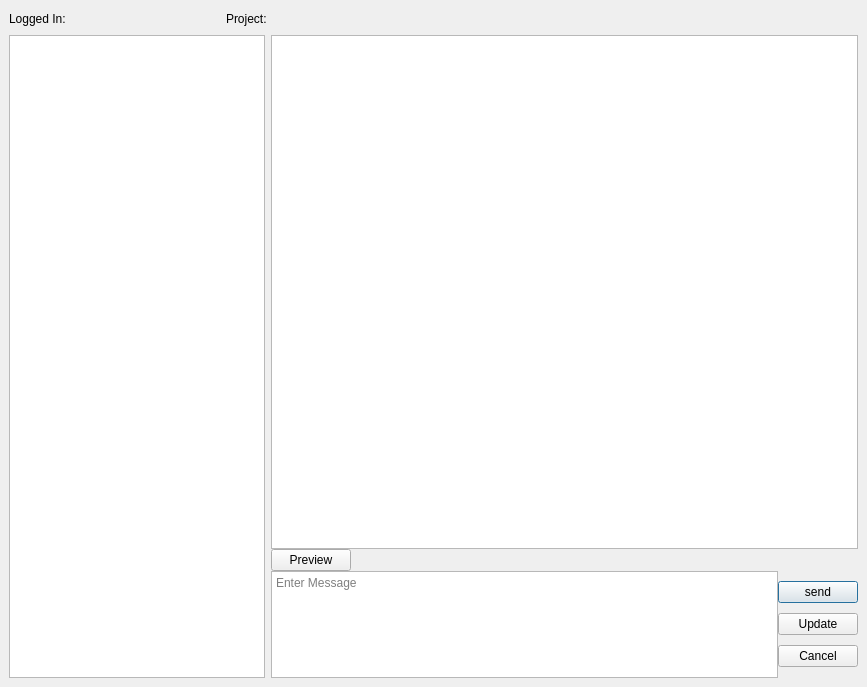
Before: the Qt Designer form mslib/msui/ui/ui_mscolab_project_window.ui in Open-MSS/MSS, drawn with Qt 5.
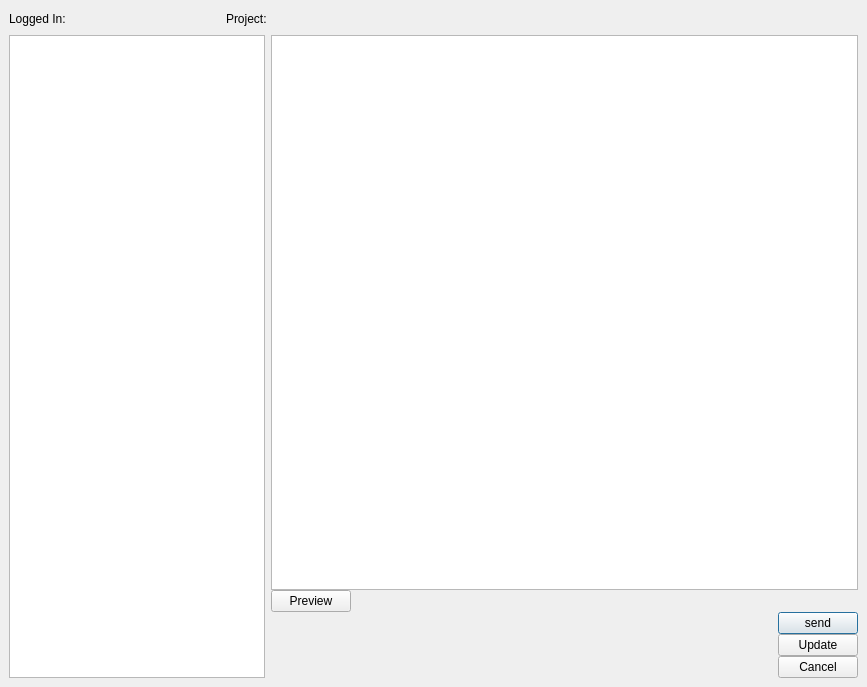
After: the same form once the commit is applied.

Commit message: made minor UI improvements in mscolab chat and added enter to send message shortcut

Diff of the .ui file:
```diff
--- a/mslib/msui/ui/ui_mscolab_project_window.ui
+++ b/mslib/msui/ui/ui_mscolab_project_window.ui
@@ -159,22 +159,12 @@
              </layout>
             </item>
             <item>
-             <layout class="QHBoxLayout" name="horizontalLayout">
+             <layout class="QHBoxLayout" name="horizontalLayout" stretch="2,0">
               <property name="spacing">
                <number>0</number>
               </property>
               <item>
-               <widget class="QTextEdit" name="messageText">
-                <property name="acceptRichText">
-                 <bool>false</bool>
-                </property>
-                <property name="textInteractionFlags">
-                 <set>Qt::LinksAccessibleByKeyboard|Qt::LinksAccessibleByMouse|Qt::TextBrowserInteraction|Qt::TextEditable|Qt::TextEditorInteraction|Qt::TextSelectableByKeyboard|Qt::TextSelectableByMouse</set>
-                </property>
-                <property name="placeholderText">
-                 <string>Enter Message</string>
-                </property>
-               </widget>
+               <widget class="QWidget" name="messageTextContainer" native="true"/>
               </item>
               <item>
                <layout class="QVBoxLayout" name="verticalLayout">
```
The commit also changes 4 other files.
